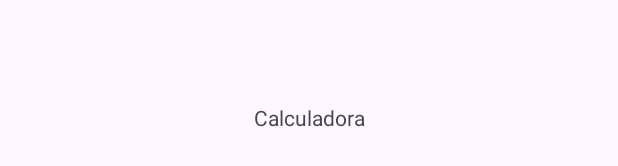
After one commit to MariaTorres0/Desafio1DSM, an Android app: the layout activity_calculadora.xml on its own in the app's theme, with its tools: preview values and no code run, on a phone screen of 412 x 824 dp. The commit adds this screen. Shown: the part 501-667 px from the top of the screen. Run offline under Robolectric (Android 15) with nearby library versions, the phone set to English and light mode, and no system bars.

Commit message:
Estructura general de proyecto completada

```diff
--- a/app/src/main/AndroidManifest.xml
+++ b/app/src/main/AndroidManifest.xml
@@ -21,6 +21,9 @@
                 <category android:name="android.intent.category.LAUNCHER" />
             </intent-filter>
         </activity>
+        <activity android:name=".PromedioActivity"></activity>
+        <activity android:name=".DescuentoActivity"></activity>
+        <activity android:name=".CalculadoraActivity"></activity>
     </application>
 
 </manifest>
--- /dev/null
+++ b/app/src/main/res/layout/activity_calculadora.xml
@@ -0,0 +1,20 @@
+<?xml version="1.0" encoding="utf-8"?>
+<androidx.constraintlayout.widget.ConstraintLayout
+    xmlns:android="http://schemas.android.com/apk/res/android"
+    xmlns:app="http://schemas.android.com/apk/res-auto"
+    xmlns:tools="http://schemas.android.com/tools"
+    android:id="@+id/calculadora"
+    android:layout_width="match_parent"
+    android:layout_height="match_parent"
+    tools:context=".CalculadoraActivity">
+
+    <TextView
+        android:layout_width="wrap_content"
+        android:layout_height="wrap_content"
+        android:text="Calculadora"
+        app:layout_constraintBottom_toBottomOf="parent"
+        app:layout_constraintLeft_toLeftOf="parent"
+        app:layout_constraintRight_toRightOf="parent"
+        app:layout_constraintTop_toTopOf="parent" />
+
+</androidx.constraintlayout.widget.ConstraintLayout>
--- a/app/src/main/res/layout/activity_main.xml
+++ b/app/src/main/res/layout/activity_main.xml
@@ -1,5 +1,6 @@
 <?xml version="1.0" encoding="utf-8"?>
-<androidx.constraintlayout.widget.ConstraintLayout xmlns:android="http://schemas.android.com/apk/res/android"
+<androidx.constraintlayout.widget.ConstraintLayout
+    xmlns:android="http://schemas.android.com/apk/res/android"
     xmlns:app="http://schemas.android.com/apk/res-auto"
     xmlns:tools="http://schemas.android.com/tools"
     android:id="@+id/main"
```
Also changed, not shown: app/src/main/java/com/example/desafio1dsm/CalculadoraActivity.kt (added, +21 -0 lines), app/src/main/java/com/example/desafio1dsm/DescuentoActivity.kt (added, +21 -0 lines), app/src/main/java/com/example/desafio1dsm/MainActivity.kt (+22 -2 lines), app/src/main/java/com/example/desafio1dsm/PromedioActivity.kt (added, +21 -0 lines), app/src/main/res/layout/activity_descuento.xml (added, +20 -0 lines), app/src/main/res/layout/activity_promedio.xml (added, +20 -0 lines).
